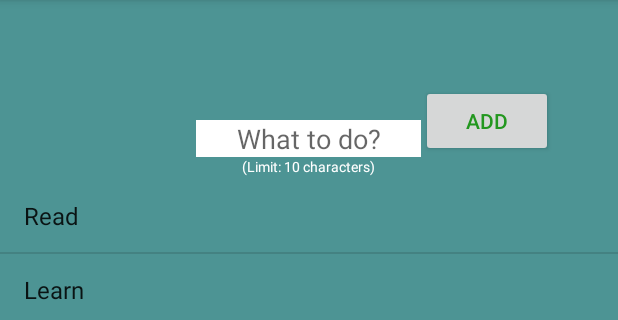
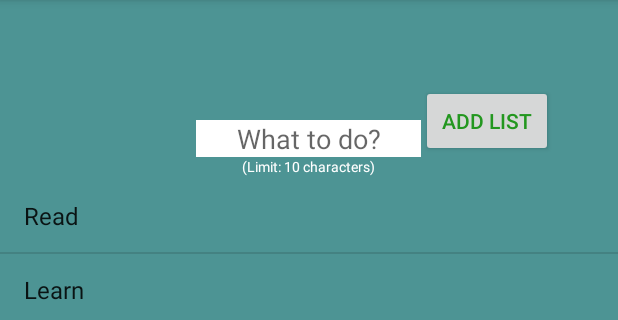
Before and after one commit to changwinstonr/Project1, an Android app: the screen it shows after launch (MainActivity), on a phone screen of 412 x 824 dp, the part 84-404 px from its top. Run offline under Robolectric (Android 15) with nearby library versions, the light colour scheme and no system bars.

Commit message:
adds Button text diff

```diff
--- a/app/src/main/res/layout/activity_main.xml
+++ b/app/src/main/res/layout/activity_main.xml
@@ -37,7 +37,7 @@
         android:layout_width="wrap_content"
         android:layout_height="wrap_content"
         android:id="@+id/addTextButton"
-        android:text="Add"
+        android:text="Add List"
         android:textColor="#23971f"
         android:layout_alignBottom="@+id/editText"
         android:layout_toEndOf="@+id/editText" />
--- a/app/src/main/res/layout/activity_to_do.xml
+++ b/app/src/main/res/layout/activity_to_do.xml
@@ -45,7 +45,7 @@
         android:layout_width="wrap_content"
         android:layout_height="wrap_content"
         android:id="@+id/btnAddToList"
-        android:text="Add"
+        android:text="Add Item"
         android:textColor="#23971f"
         android:layout_alignBottom="@+id/editText"
         android:layout_toEndOf="@+id/editText" />
```
